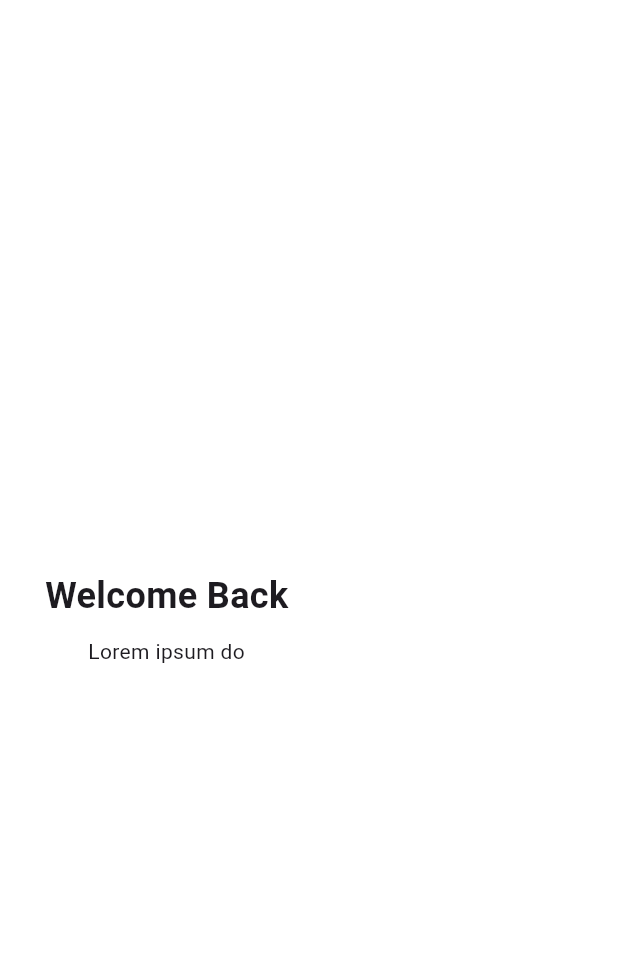
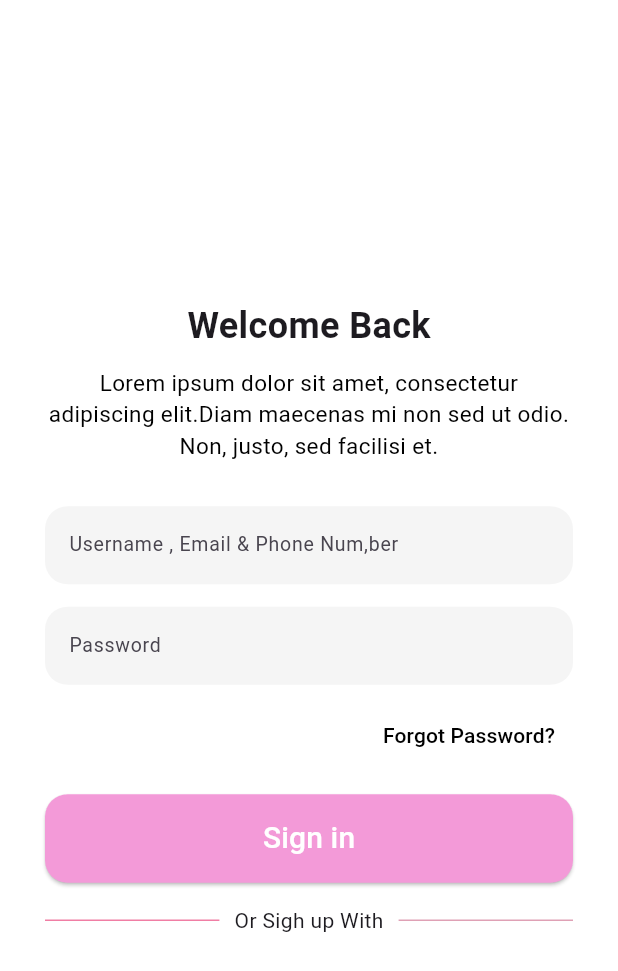
Before and after one commit to chanakan6519410016/flutter_speed_ui_app, a Flutter app: the screen it shows after launch, on a phone screen of 412 x 824 dp. Shown: the top 971 px of the screen. Run offline on Flutter 3.47's test engine with Material 3 defaults, Android fonts, the phone set to English and light mode, and no system bars.

Commit message:
V2 home/a01/a02

```diff
--- a/lib/view/a02_page_ui.dart
+++ b/lib/view/a02_page_ui.dart
@@ -1,3 +1,5 @@
+import 'dart:io';
+
 import 'package:flutter/material.dart';
 
 class A02PageUi extends StatefulWidget {
@@ -17,19 +19,108 @@ class _A02PageUiState extends State<A02PageUi> {
         child: Column(
           mainAxisAlignment: MainAxisAlignment.center,
           children: [
+            // Welcome Back
             Text(
               'Welcome Back',
               style: TextStyle(
-                textAlign: TextAlign.center,
                 fontSize: 24,
                 fontWeight: FontWeight.bold,
               ),
             ),
             SizedBox(height: 10),
             Text(
-              'Lorem ipsum do',
+              'Lorem ipsum dolor sit amet, consectetur adipiscing elit.'
+              'Diam maecenas mi non sed ut odio. Non, justo, sed facilisi et.',
               textAlign: TextAlign.center,
+              style: TextStyle(
+                fontSize: 15,
+                color: const Color.fromARGB(255, 0, 0, 0),
+              ),
             ),
+            SizedBox(height: 30),
+            // 'Username , Email & Phone Num,ber'
+            TextField(
+              style: TextStyle(
+                fontSize: 13,
+              ),
+              decoration: InputDecoration(
+                hintText: 'Username , Email & Phone Num,ber',
+                filled: true,
+                fillColor: Colors.grey.shade100,
+                border: OutlineInputBorder(
+                  borderRadius: BorderRadius.circular(15),
+                  borderSide: BorderSide.none,
+                ),
+              ),
+            ),
+            SizedBox(height: 15),
+            // 'Password'
+            TextField(
+              style: TextStyle(
+                fontSize: 13,
+              ),
+              obscureText: true,
+              decoration: InputDecoration(
+                hintText: 'Password',
+                filled: true,
+                fillColor: Colors.grey.shade100,
+                border: OutlineInputBorder(
+                  borderRadius: BorderRadius.circular(15),
+                  borderSide: BorderSide.none,
+                ),
+              ),
+            ),
+            SizedBox(height: 10),
+            // 'Forgot Password?'
+            Align(
+              alignment: Alignment.centerRight,
+              child: TextButton(
+                onPressed: () {},
+                child: Text(
+                  'Forgot Password?',
+                  style: TextStyle(color: Colors.black),
+                ),
+              ),
+            ),
+            SizedBox(height: 15),
+            // sing ln Button
+            SizedBox(
+              width: double.infinity,
+              child: ElevatedButton(
+                onPressed: () {},
+                style: ElevatedButton.styleFrom(
+                  backgroundColor: const Color.fromARGB(255, 243, 154, 216),
+                  shape: RoundedRectangleBorder(
+                    borderRadius: BorderRadius.circular(15),
+                  ),
+                  padding: EdgeInsets.symmetric(vertical: 15),
+                ),
+                child: Text(
+                  "Sign in",
+                  style: TextStyle(color: Colors.white, fontSize: 20),
+                ),
+              ),
+            ),
+            SizedBox(height: 15),
+            //'Or Sign up With'
+            Row(
+              children: [
+                Expanded(
+                  child: Divider(
+                      thickness: 1,
+                      color: const Color.fromARGB(255, 240, 126, 164)),
+                ),
+                Padding(
+                  padding: EdgeInsets.symmetric(horizontal: 10),
+                  child: Text('Or Sigh up With'),
+                ),
+                Expanded(
+                  child: Divider(
+                      thickness: 1,
+                      color: const Color.fromARGB(255, 223, 161, 181)),
+                ),
+              ],
+            )
           ],
         ),
       ),
```
